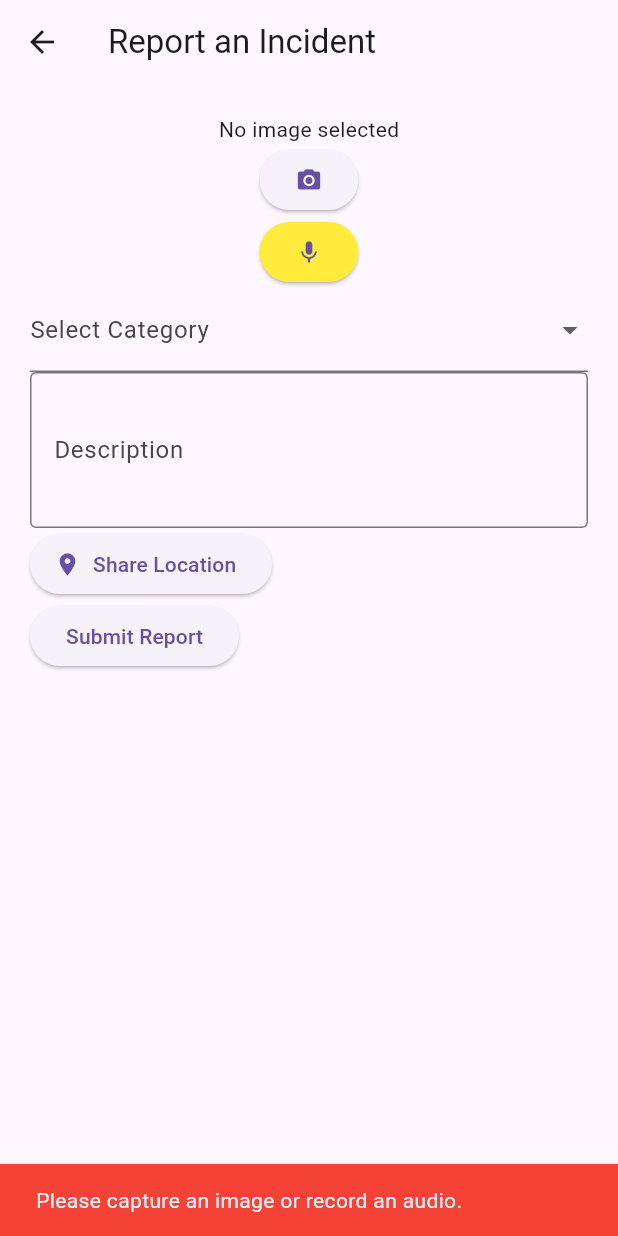
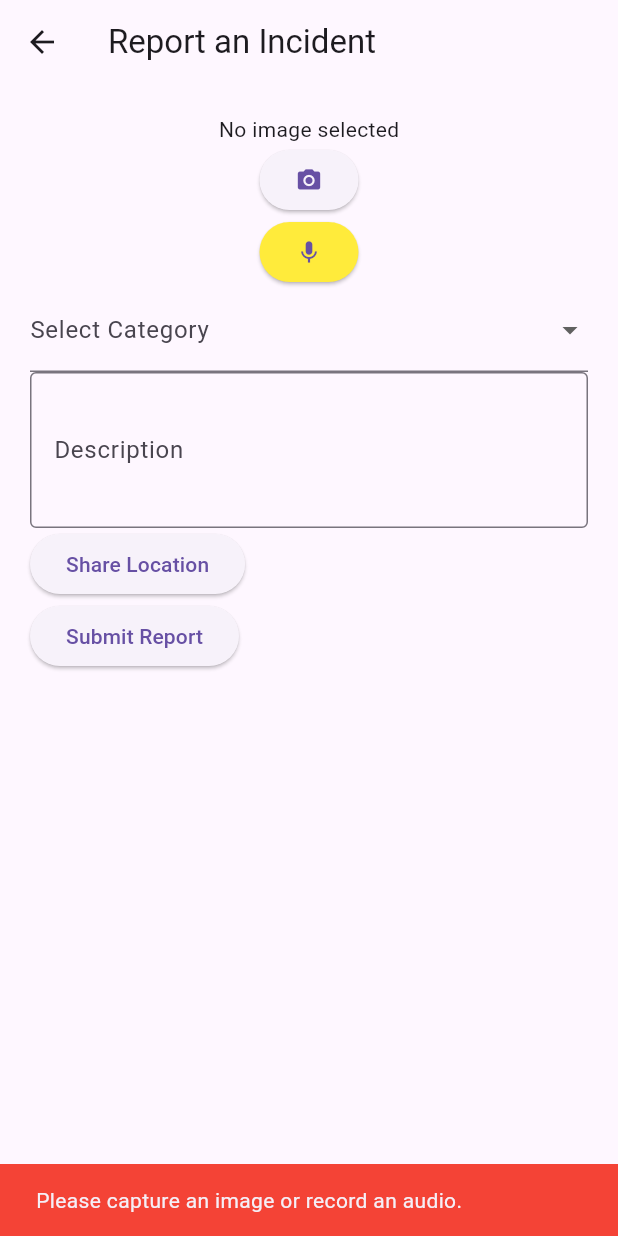
Before and after one commit to param-dholakia/Animal_Rescue_app, a Flutter app: the ReportPageWidget screen opened directly, after a tap on "Submit Report", on a phone screen of 412 x 824 dp. Run offline on Flutter 3.47's test engine with Material 3 defaults, Android fonts, the phone set to English and light mode, and no system bars; our stand-ins replace cloud_firestore, firebase_core, font_awesome_flutter, geolocator, google_fonts, googleapis_auth and 2 more; missing offline and left inert: flutter_sound, googleapis; accounts and stored records are empty.

Commit message:
Enhanced report page

```diff
--- a/lib/report.dart
+++ b/lib/report.dart
@@ -88,6 +88,23 @@ class _ReportPageWidgetState extends State<ReportPageWidget> {
     });
   }
 
+  /// 🔥 Fetches the latest case ID from Firestore and generates the next case ID
+  Future<String> _getNextCaseId() async {
+    var reports = await FirebaseFirestore.instance
+        .collection('reports')
+        .orderBy('timestamp', descending: true)
+        .limit(1)
+        .get();
+
+    if (reports.docs.isEmpty) {
+      return 'case-1';
+    } else {
+      String lastCaseId = reports.docs.first.id;
+      int caseNumber = int.parse(lastCaseId.split('-')[1]);
+      return 'case-${caseNumber + 1}';
+    }
+  }
+
   Future<void> _submitReport() async {
     try {
       if (_image == null && _audioPath == null) {
@@ -96,11 +113,13 @@ class _ReportPageWidgetState extends State<ReportPageWidget> {
         return;
       }
 
-      String caseId = DateTime.now().millisecondsSinceEpoch.toString();
-      String caseFolderName = 'case-$caseId';
+      // Get the next case ID
+      String caseId = await _getNextCaseId();
       GoogleDriveService googleDriveService = GoogleDriveService();
+
+      // Create folder in Google Drive with the same case ID
       String? folderId =
-          await googleDriveService.createCaseFolder(caseFolderName);
+          await googleDriveService.createCaseFolder(caseId);
 
       if (folderId == null) {
         _showSnackBar('Failed to create folder on Google Drive.', Colors.red);
@@ -118,7 +137,11 @@ class _ReportPageWidgetState extends State<ReportPageWidget> {
             File(_audioPath!), folderId);
       }
 
-      await FirebaseFirestore.instance.collection('reports').add({
+      // Save the report with the case ID as the document ID
+      await FirebaseFirestore.instance
+          .collection('reports')
+          .doc(caseId)
+          .set({
         'caseId': caseId,
         'folderUrl': "https://drive.google.com/drive/folders/$folderId",
         'imageUrl': imageUrl,
@@ -231,13 +254,9 @@ class _ReportPageWidgetState extends State<ReportPageWidget> {
                 decoration: const InputDecoration(
                     labelText: 'Description', border: OutlineInputBorder()),
               ),
-              ElevatedButton.icon(
-                onPressed: _getLocation,
-                icon: const Icon(Icons.location_on),
-                label: Text(_currentPosition != null
-                    ? 'Location: (${_currentPosition!.latitude}, ${_currentPosition!.longitude})'
-                    : 'Share Location'),
-              ),
+              ElevatedButton(
+                  onPressed: _getLocation,
+                  child: const Text('Share Location')),
               ElevatedButton(
                   onPressed: _submitReport, child: const Text('Submit Report')),
             ],
```
